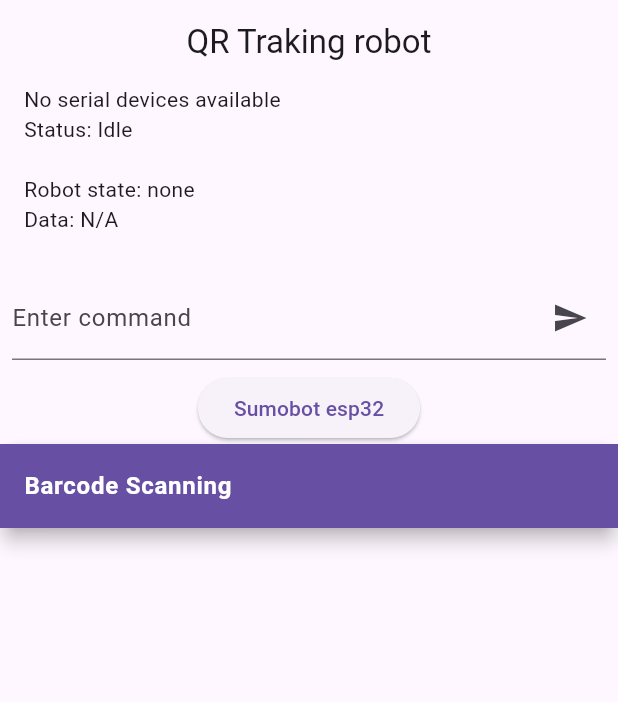
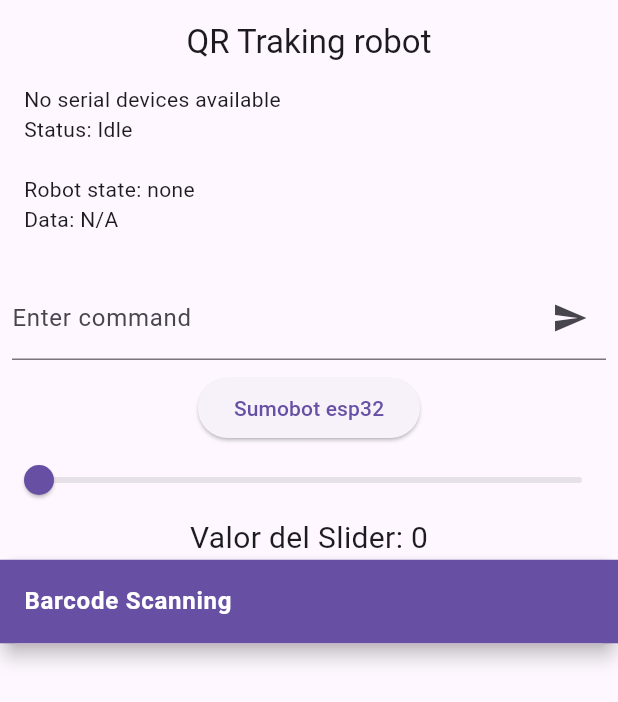
Before and after one commit to LeonelCamposM/SerialRobot, a Flutter app: the screen it shows after launch, on a phone screen of 412 x 824 dp. Shown: the top 702 px of the screen. Run offline on Flutter 3.47's test engine with Material 3 defaults, Android fonts, the phone set to English and light mode, and no system bars; our stand-ins replace camera, image_picker; missing offline and left inert: google_mlkit_face_mesh_detection, google_mlkit_language_id, usb_serial.

Commit message:
add speed slider

```diff
--- a/google_ml_kit_flutter/packages/example/lib/serial_robot_views/serial_robot_view.dart
+++ b/google_ml_kit_flutter/packages/example/lib/serial_robot_views/serial_robot_view.dart
@@ -28,7 +28,6 @@ class _SerialRobotView extends State<SerialRobotView> {
       _serialService.getPorts();
     });
     _serialService.getPorts();
-    _sendCommandWithDelay('set_speed 180',  Duration.zero);
     widget.focusStateController.stream.listen((data) async {
       if (data == 'Q1' || data == 'Q0') {
         print('focused, dont move $data');
@@ -184,6 +183,7 @@ class _SerialRobotView extends State<SerialRobotView> {
           onPressed: ()=> {_sendSerialData('sumo')},
           child: Text('Sumobot esp32'),
         ),
+        SpeedSlider(onChange: (speed)=> {_sendSerialData('set_speed $speed')})
       ],
     );
   }
@@ -191,15 +191,11 @@ class _SerialRobotView extends State<SerialRobotView> {
 
 class PaddedRowText extends StatelessWidget {
   final String text;
-  final IconData? icon;
-  final VoidCallback? onPressed;
   final double horizontalPadding;
 
   const PaddedRowText({
     Key? key,
     required this.text,
-    this.icon,
-    this.onPressed,
     this.horizontalPadding = 16.0,
   }) : super(key: key);
 
@@ -210,18 +206,48 @@ class PaddedRowText extends StatelessWidget {
       child: Row(
         crossAxisAlignment: CrossAxisAlignment.start,
         children: [
-          if (icon != null) ...[
-            Icon(icon),
-            SizedBox(width: 8.0),
-          ],
-          Expanded(child: Text(text)),
-          if (onPressed != null)
-            ElevatedButton(
-              onPressed: onPressed,
-              child: Text('Connect'),
-            ),
+          Expanded(child: Text(text))
         ],
       ),
     );
   }
 }
+
+class SpeedSlider extends StatefulWidget {
+  final Function(int) onChange;
+
+  SpeedSlider({required this.onChange});
+
+  @override
+  SpeedSliderState createState() => SpeedSliderState();
+}
+
+class SpeedSliderState extends State<SpeedSlider> {
+  double _currentSliderValue = 0;
+
+  @override
+  Widget build(BuildContext context) {
+    return Column(
+      mainAxisAlignment: MainAxisAlignment.center,
+      children: <Widget>[
+        Slider(
+          value: _currentSliderValue,
+          min: 0,
+          max: 255,
+          divisions: 255,
+          label: _currentSliderValue.round().toString(),
+          onChanged: (double value) {
+            setState(() {
+              _currentSliderValue = value;
+              widget.onChange(value.toInt());
+            });
+          },
+        ),
+        Text(
+          'Valor del Slider: ${_currentSliderValue.round()}',
+          style: TextStyle(fontSize: 20),
+        ),
+      ],
+    );
+  }
+}
```
